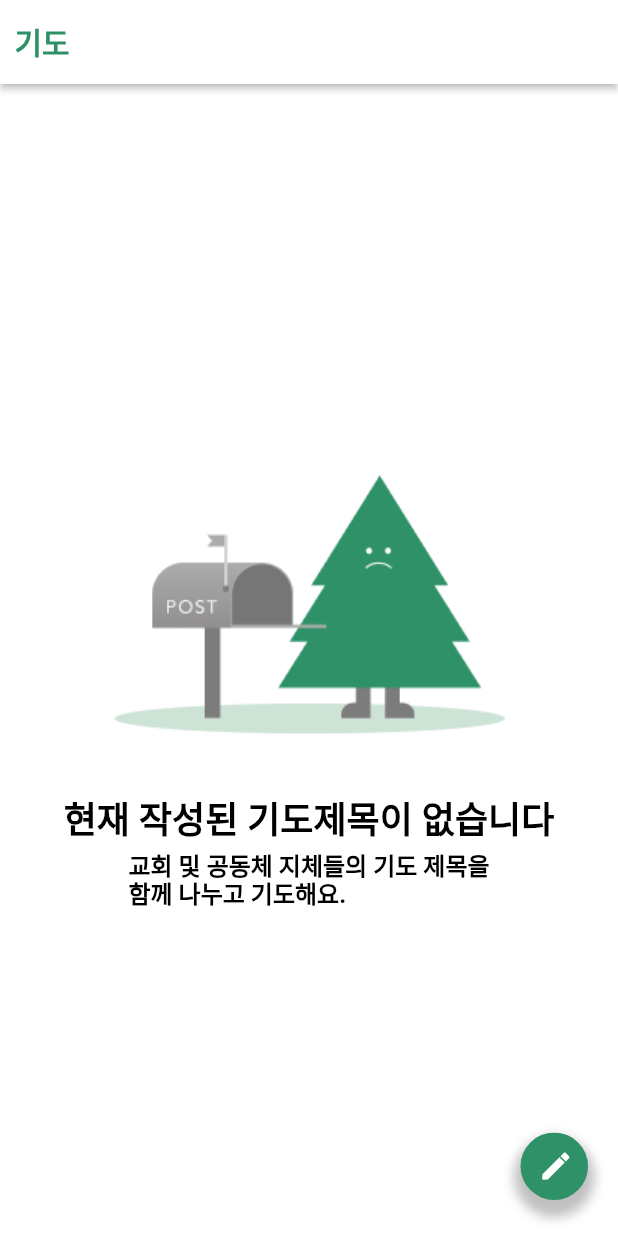
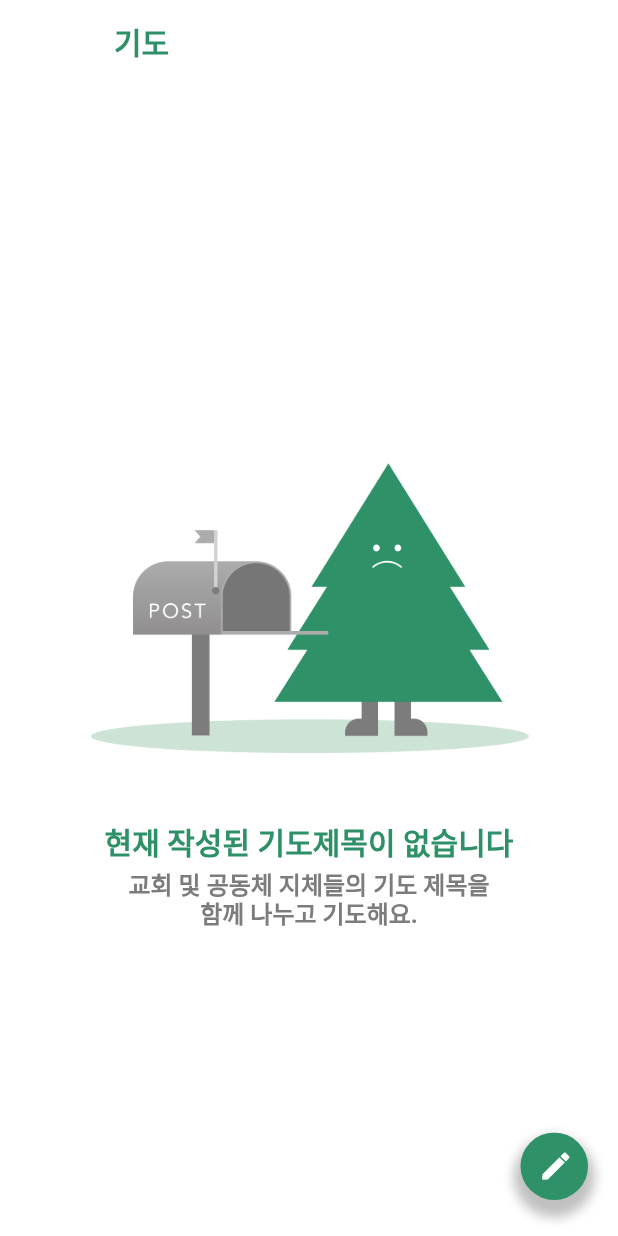
Before and after one commit to MollyKim/goodworks, a Flutter app: the Pray screen opened by its route, on a phone screen of 412 x 824 dp. Run offline on Flutter 3.47's test engine with Material 2 defaults, Android fonts, the phone set to English and light mode, and no system bars; our stand-ins replace cached_network_image, carousel_slider, dio, flutter_svg, fluttertoast, get and 8 more; missing offline and left inert: flutter_animated_dialog, flutter_picker; accounts and stored records are empty; generated files the repository leaves out were written again; network calls fail; Roboto replaces fonts that are missing (AppleSDGothicNeo); project files that could hold a hidden picture were left out.

Commit message:
feat: 기도

```diff
--- a/lib/layouts/default_layout.dart
+++ b/lib/layouts/default_layout.dart
@@ -22,7 +22,7 @@ class DefaultLayout extends StatelessWidget {
       bottomNavigationBar: bottomNavigationBar,
       resizeToAvoidBottomInset : true,
       body: SafeArea(
-        top: false,
+        top: true,
         bottom: false,
         child: body,
       ),
--- a/lib/screens/community/community.dart
+++ b/lib/screens/community/community.dart
@@ -52,8 +52,10 @@ class _CommunityState extends State<Community> {
     return Scaffold(
       backgroundColor: Colors.white,
       appBar: AppBar(
+        centerTitle: false,
         automaticallyImplyLeading: false,
         backgroundColor: Colors.white,
+        titleSpacing: 20,
         title: Text(
           "청년부",
           style: TextStyle(
--- a/lib/screens/community/post_list.dart
+++ b/lib/screens/community/post_list.dart
@@ -22,7 +22,7 @@ class CommunityPostList extends StatelessWidget {
         Get.toNamed("/community_post_detail");
       },
       child: Padding(
-        padding: const EdgeInsets.only(top: 8.0, left: 15, right: 15),
+        padding: const EdgeInsets.only(top: 8.0, left: 20, right: 20),
         child: Container(
           color: Colors.white,
           child: Column(
--- a/lib/screens/home/home.dart
+++ b/lib/screens/home/home.dart
@@ -90,7 +90,7 @@ class _HomeState extends State<Home>
                         backgroundColor: Colors.white,
                         pinned: true,
                         flexibleSpace: AppBar(
-                          elevation: 0.5,
+                          elevation: 0,
                           titleSpacing: 0,
                           backgroundColor: Colors.white,
                           title: Text(
@@ -115,7 +115,7 @@ class _HomeState extends State<Home>
                       ),
                       SliverAppBar(
                         automaticallyImplyLeading: false,
-                        elevation: 0,
+                        elevation: 0.5,
                         backgroundColor: Colors.white,
                         pinned: true,
                         flexibleSpace: TabBar(
--- a/lib/screens/login/login_id.dart
+++ b/lib/screens/login/login_id.dart
@@ -140,7 +140,7 @@ class _LoginIDState extends State<LoginID> {
           ),
           onPressed: () async {
             UserController controller = Get.find();
-            await controller.loginUser("drumgrammer", "abcd1234ABCD");
+            await controller.loginUser("joyLim", "joyjoyjoy123");
 
             // await controller.loginUser(idTextEditingController.text,
             //     passwordTextEditingController.text);
--- a/lib/screens/nodata.dart
+++ b/lib/screens/nodata.dart
@@ -18,17 +18,19 @@ class NoData extends StatelessWidget {
             Image.asset('assets/img/img_nodata.png'),
             Text(
               title,
+              textAlign: TextAlign.center,
               style: context.textStyleCustom.copyWith(
-                  fontSize: 24,
-                  color: Colors.black,//context.forest80,
+                  fontSize: 20,
+                  color: context.forest80,//context.forest80,
                   fontWeight: FontWeight.bold),
             ),
             const SizedBox(height: 7),
             Text(
               content,
+              textAlign: TextAlign.center,
               style: context.textStyleCustom.copyWith(
                   fontSize: 16,
-                  color: Colors.black,
+                  color: context.gray04,
                   fontWeight: FontWeight.bold),
             ),
           ],
--- a/lib/screens/pray/pray.dart
+++ b/lib/screens/pray/pray.dart
@@ -106,24 +106,26 @@ class _PrayState extends State<Pray> with TickerProviderStateMixin {
         ),
       ),
       appBar: AppBar(
-        elevation: 2.0,
-        titleSpacing: 0,
+        elevation: 0.0,
+        titleSpacing: 20,
         backgroundColor: Colors.white,
-        leading: Center(
-            child: Text(
-          '기도',
+        centerTitle: false,
+        title: Text(
+          "기도",
           style: TextStyle(
-            color: Color(0xff2d9067),
+            fontWeight: FontWeight.bold,
             fontSize: 20,
             fontFamily: "AppleSDGothicNeo",
-            fontWeight: FontWeight.w700,
+            color: Color(0xff2d9067),
           ),
-        )),
+        ),
       ),
       body: FutureBuilder(
           future: callPrayApis,
           builder: (context, snapshot) {
             if(snapshot.connectionState == ConnectionState.done) {
+              print(snapshot.hasData);
+
               if (snapshot.hasData && snapshot.data == true) {
                 return NestedScrollView(
                   controller: scrollController,
--- a/lib/screens/splash.dart
+++ b/lib/screens/splash.dart
@@ -57,7 +57,7 @@ class _SplashState extends State<Splash> {
       if (userController.userSession != null) {
         ChurchController churchController = Get.find();
         String token = "Bearer ${userController.userSession}";
-        await userController.loginUser("drumgrammer", "abcd1234ABCD");
+        await userController.loginUser("joyLim", "joyjoyjoy123");
 
         await churchController.getChurchData(token,
             churchId: churchController.churchModel.resultData?.id ?? 1);
--- a/lib/themes/extensions.dart
+++ b/lib/themes/extensions.dart
@@ -39,6 +39,9 @@ extension ThemeColor on BuildContext {
   Color? get gray02 =>
       dynamicColor(light: const Color(0xFF929292), dark: const Color(0xFF6F6F6F));
 
+  Color? get gray04 =>
+      dynamicColor(light: const Color(0xFF7C7C7C), dark: const Color(0xFF7C7C7C));
+
   Color? get success =>
       dynamicColor(light: const Color(0xFF0073CB), dark: const Color(0xFF6AB6F0));
 
```
Also changed, not shown: lib/screens/home/post_list.dart (+8 -8 lines), assets/img/img_nodata.png.
